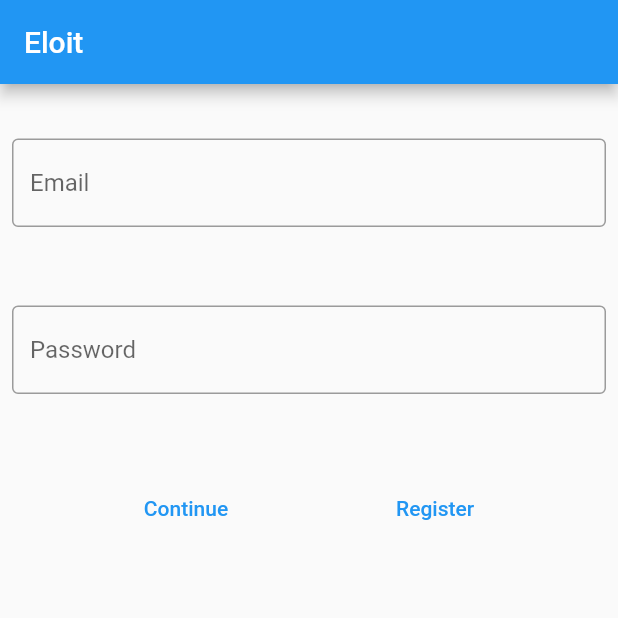
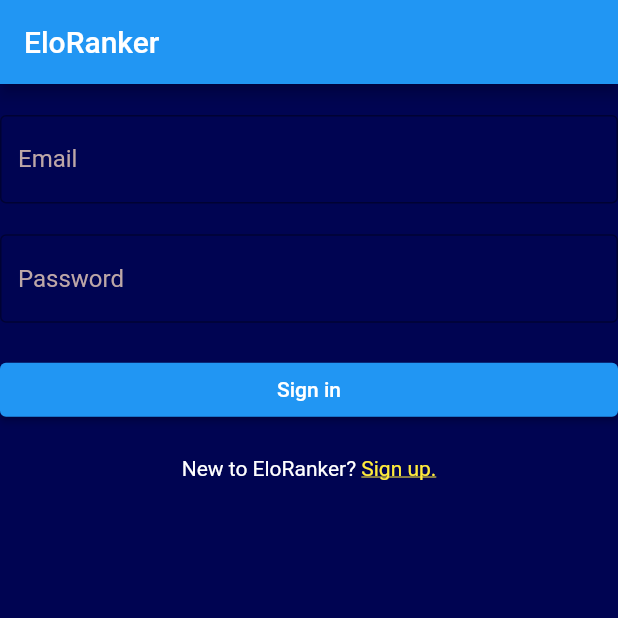
Before and after one commit to yale-swe/s22-eloit, a Flutter app: the screen it shows after launch, on a phone screen of 412 x 824 dp, the top half of it. Run offline on Flutter 3.47's test engine with Material 2 defaults, Android fonts, the phone set to English and light mode, and no system bars; our stand-ins replace firebase_auth, firebase_core; accounts and stored records are empty.

Commit message:
Organized the code and improved the UI for user auth and registration pages

```diff
--- /dev/null
+++ b/lib/screens/auth/auth_helper_widgets.dart
@@ -0,0 +1,186 @@
+import 'package:eloit/screens/home.dart';
+import 'package:eloit/services/auth.dart';
+import 'package:firebase_auth/firebase_auth.dart';
+import 'package:flutter/gestures.dart';
+import 'package:flutter/material.dart';
+
+
+// Some custom widgets to make this easier...
+// 0. First setup an abstract widget for all text form fields.
+class CustomFormField extends StatelessWidget {
+  const CustomFormField({
+    Key? key,
+    required this.controller,
+    required this.validator,
+    required this.hintText,
+    this.obscureText = false,
+  }) : super(key: key);
+
+  final String? Function(String?) validator;
+  final TextEditingController controller;
+  final String hintText;
+  final bool obscureText;
+
+  @override
+  Widget build(BuildContext context) {
+    return TextFormField(
+      style: const TextStyle(
+        color: COLOR_FLOATING_TEXT,
+      ),
+      validator: validator,
+      controller: controller,
+      obscureText: obscureText,
+      decoration: InputDecoration(
+        border: const OutlineInputBorder(
+          borderSide: BorderSide(
+            color: COLOR_CONTRAST_BACKGROUND,
+          ),
+        ),
+        hintStyle: const TextStyle(
+          color: Color.fromARGB(255, 189, 167, 167),
+        ),
+        hintText: hintText,
+      ),
+    );
+  }
+}
+// 1. Email Field
+class EmailField extends StatelessWidget {
+  const EmailField({ Key? key, required this.controller }) : super(key: key);
+  final TextEditingController controller;
+
+  @override
+  Widget build(BuildContext context) {
+    return CustomFormField(
+      controller: controller,
+      validator: inspectEmail,
+      hintText: 'Email',
+    );
+  }
+}
+// 2. Field for passord during signin
+class SignInPasswordField extends StatelessWidget {
+  const SignInPasswordField({ Key? key , required this.controller}) : super(key: key);
+  final TextEditingController controller;
+
+  @override
+  Widget build(BuildContext context) {
+    return CustomFormField(
+      validator: inspectSigninPassword,
+      controller: controller,
+      hintText: 'Password',
+      obscureText: true,
+    );
+  }
+}
+// 3. Field for password during registering
+class RegisterPasswordField extends StatelessWidget {
+  const RegisterPasswordField({ Key? key , required this.controller}) : super(key: key);
+  final TextEditingController controller;
+
+  @override
+  Widget build(BuildContext context) {
+    return CustomFormField(
+      validator: inspectRegisterPassword,
+      controller: controller,
+      obscureText: true,
+      hintText: 'Password',
+    );
+  }
+}
+// 5. Text field for password confirmation.
+class ConfirmPasswordField extends StatelessWidget {
+  const ConfirmPasswordField({
+    Key? key,
+    required this.passwordController,
+    required this.confirmationController,
+    }) : super(key: key);
+
+  final TextEditingController passwordController;
+  final TextEditingController confirmationController;
+
+  @override
+  Widget build(BuildContext context) {
+    return CustomFormField(
+      validator: (String? givenText) => givenText == passwordController.text
+                    ? null
+                    : 'Passwords do not match.',
+      controller: confirmationController,
+      obscureText: true,
+      hintText: 'Re-type password',
+      );
+  }
+}
+// 5. Padding between textfields and buttons
+class FormPaddingLayer extends StatelessWidget {
+  const FormPaddingLayer({ Key? key }) : super(key: key);
+  final paddingAspectRatio = 20;
+
+  @override
+  Widget build(BuildContext context) {
+    double paddingWidth = MediaQuery.of(context).size.width;
+    double paddingHeight = paddingWidth / paddingAspectRatio;
+    return SizedBox(
+      width: paddingWidth,
+      height: paddingHeight,
+    );
+  }
+}
+
+
+// Helper functions for authentication
+String? inspectEmail(String? formEmail) {
+  // First check that the email field is not empty
+  if (formEmail == null || formEmail.isEmpty) {
+    return 'I need an email address here.';
+  }
+
+  // Then check if the email looks valid
+  String pattern = r'^.{1,}@.{1,}\..{1,}$';
+  RegExp regEx = RegExp(pattern);
+  if (!regEx.hasMatch(formEmail)) {
+    return "Email doesn't look valid";
+  }
+
+  // The email looks valid. Return null
+  return null;
+}
+
+String? inspectSigninPassword(String? formPassword) {
+  // First check that the password field is not empty
+  if (formPassword == null || formPassword.isEmpty) {
+    return 'I need your password pls.';
+  }
+
+  // Then check if the given password has the right number of characters...
+  if (formPassword.length < 6){
+    return 'Password needs to be at least 6 characters.';
+  }
+  if (formPassword.length > 20) {
+    return 'Password length cannot exceed 20 characters';
+  }
+
+  return null;
+}
+
+String? inspectRegisterPassword(String? formPassword) {
+  // First check that the password field is not empty
+  if (formPassword == null || formPassword.isEmpty) {
+    return 'Pls insert a password';
+  }
+
+  // Define the requirements for a password.
+  String rPattern = '^.[0-9a-zA-Z@#\\\$%^&-+=()]{6,20}\$';
+  RegExp regex = RegExp(rPattern);
+
+  // If the
+  if (!regex.hasMatch(formPassword)) {
+    if (formPassword.length < 6 || formPassword.length > 20) {
+      return 'This must be between 6 and 20 characters long.';
+    }
+
+    return 'Only use alphabets, numbers or one of @#\\\$%^&)(-+=';
+  }
+
+  return null;
+}
--- a/lib/screens/auth/auth_widget.dart
+++ b/lib/screens/auth/auth_widget.dart
@@ -1,14 +1,26 @@
 import 'dart:math';
 
+import 'package:eloit/screens/auth/registration.dart';
 import 'package:eloit/services/auth.dart';
-import 'package:firebase_auth/firebase_auth.dart';
+
+import 'package:flutter/gestures.dart';
 import 'package:flutter/material.dart';
 
 import '../home.dart';
+import 'auth_helper_widgets.dart';
+
+
+// This defines the 2 initial authentication pages.
+enum AuthPage {
+  signInPage,
+  registerEmailPage,
+}
 
 
 class AuthBox extends StatefulWidget {
-  const AuthBox({ Key? key }) : super(key: key);
+  const AuthBox ({
+    Key? key,
+  }): super(key: key);
 
   @override
   State<AuthBox> createState() => _AuthBoxState();
@@ -18,6 +30,9 @@ class _AuthBoxState extends State<AuthBox> {
   var emailController = TextEditingController();
   var passwordController = TextEditingController();
 
+  // TODO: Only come to this widget if there is no user signed in.
+  var currentState = AuthPage.signInPage;
+
   // This is for form validation
   final GlobalKey<FormState> _key = GlobalKey<FormState>();
 
@@ -26,16 +41,31 @@ class _AuthBoxState extends State<AuthBox> {
 
     double width = MediaQuery.of(context).size.width;
     double height = MediaQuery.of(context).size.height;
-    double side = min(width, height);
 
-    // TODO: Use setState(() {}) to improve the authentication page.
+    // If you're on a wide screen, make the width short.
+    double scaleFactor = 1.5;
+    if (width > height) {
+      width = height / scaleFactor;
+    }
+
+    void toggleSigninSignup() => setState(() {
+      if (currentState == AuthPage.signInPage) {
+        currentState = AuthPage.registerEmailPage;
+      }
+      else if (currentState == AuthPage.registerEmailPage) {
+        currentState = AuthPage.signInPage;
+      }
+    });
+
+    switch(currentState) {
+      case AuthPage.signInPage:
+        // TODO: maybe place the common widgets outside
         return Scaffold(
+          backgroundColor: COLOR_BACKGROUND,
           appBar: AppBar(
-        title: const Text('Eloit')
+            title: const Text(APP_NAME)
           ),
-      body: SizedBox(
-        width: side,
-        height: side/1.2,
+          body: SingleChildScrollView(
             child: Form(
               // TODO: See what the line below would do
               // autovalidateMode: AutovalidateMode.onUserInteraction,
@@ -44,143 +74,131 @@ class _AuthBoxState extends State<AuthBox> {
                 mainAxisAlignment: MainAxisAlignment.spaceEvenly,
                 // crossAxisAlignment: CrossAxisAlignment.start,
                 children: <Widget>[
-              Padding(
-                padding: const EdgeInsets.symmetric(horizontal: 8, vertical: 16),
-                child: TextFormField(
-                  validator: inspectEmail,
-                  controller: emailController,
-                  decoration: const InputDecoration(
-                    border: OutlineInputBorder(),
-                    hintText: 'Email',
-                  ),
-                ),
-              ),
-              Padding (
-                padding: const EdgeInsets.symmetric(horizontal: 8, vertical: 16),
-                child: TextFormField(
-                  validator: inspectSigninPassword,
-                  controller: passwordController,
-                  obscureText: true,
-                  decoration: const InputDecoration(
-                    border: OutlineInputBorder(),
-                    hintText: 'Password',
-                  ),
-                ),
-              ),
-              Row (
-                mainAxisAlignment: MainAxisAlignment.spaceEvenly,
-                children: <Widget>[
-                  Padding(
-                    padding: EdgeInsets.symmetric(horizontal: 8, vertical: 16),
-                    child: TextButton(
+                  const FormPaddingLayer(),
+                  EmailField(controller: emailController),
+                  const FormPaddingLayer(),
+                  SignInPasswordField(controller: passwordController),
+                  const FormPaddingLayer(),
+                  SizedBox(
+                    width: width,
+                    child: ElevatedButton(
                       onPressed: () async {
                         if (_key.currentState!.validate()) {
                           bool readyToSignIn = await SignInFunc(
-                            emailController.text, passwordController.text
+                            emailController.text.trim(),
+                            passwordController.text.trim()
                           );
                           if (readyToSignIn) {
                             // REDIRECT to home
-                            Navigator.push(
+                            Navigator.pushReplacement(
                               context,
                               MaterialPageRoute(
                                 builder: (context) => Home())
                             );
                           }
                           else {
-                            // STAY here
+                            // TODO: Show this message on the app
                             print('Login failed!');
                           }
                         }
                       },
-                      child: Text('Continue'),
-                    )
+                      child: Text('Sign in'),
                     ),
-                  Padding(
-                    padding: EdgeInsets.symmetric(horizontal: 8, vertical: 16),
-                    child: TextButton(
+                  ),
+                  const FormPaddingLayer(),
+                  RichText(
+                    text: TextSpan(
+                      style: const TextStyle(
+                        color: COLOR_FLOATING_TEXT,
+                      ),
+                      text: 'New to $APP_NAME? ',
+                      children: [
+                        TextSpan(
+                          recognizer: TapGestureRecognizer()
+                              ..onTap = toggleSigninSignup,
+                          text: 'Sign up.',
+                          style: const TextStyle (
+                            decoration: TextDecoration.underline,
+                            color: COLOR_FLOATING_LINK_TEXT,
+                          ),
+                        ),
+                      ]
+                    ),
+                  ),
+
+                ],
+              ),
+            ),
+          ),
+        );
+
+      case AuthPage.registerEmailPage:
+        return Scaffold(
+          backgroundColor: COLOR_BACKGROUND,
+          appBar: AppBar(
+            title: const Text(APP_NAME)
+          ),
+          body: SingleChildScrollView(
+            child: SizedBox(
+              child: Form(
+                // TODO: See what the line below would do
+                // autovalidateMode: AutovalidateMode.onUserInteraction,
+                key: _key,
+                child: Column(
+                  mainAxisAlignment: MainAxisAlignment.spaceEvenly,
+                  // crossAxisAlignment: CrossAxisAlignment.start,
+                  children: <Widget>[
+                    const FormPaddingLayer(),
+                    EmailField(controller: emailController),
+                    const FormPaddingLayer(),
+                    SizedBox(
+                      width: width,
+                      child: ElevatedButton(
                         onPressed: () async {
-                        bool registerAndLogIn = await RegisterFunc(
-                          emailController.text, passwordController.text
-                        );
-                        if (registerAndLogIn) {
-                          // Redirect to home
-                          Navigator.push(
+                          if (_key.currentState!.validate()) {
+                            // TODO: Send a request to check if the email exists.
+                            // TODO: Send some verification code to that email,
+                            // TODO: Set up page for receiving verification code.
+                            Navigator.push (
                               context,
                               MaterialPageRoute(
-                              builder: (context) => Home())
+                                builder: (context) => RegistrationBox(
+                                  email: emailController.text.trim(),
+                                ),
+                              ),
                             );
                           }
-                        else {
-                          // Stay here
-                          print('Registration failed!');
-                        }
                         },
-                      child: Text('Register'),
+                        child: const Text('Continue'),
                       ),
                     ),
-                ],
+                    const FormPaddingLayer(),
+                    RichText(
+                      text: TextSpan(
+                        style: const TextStyle(
+                          color: COLOR_FLOATING_TEXT,
+                        ),
+                        text: 'Already have an account? ',
+                        children: [
+                          TextSpan(
+                            recognizer: TapGestureRecognizer()
+                                ..onTap = toggleSigninSignup,
+                            text: 'Log in.',
+                            style: const TextStyle (
+                              decoration: TextDecoration.underline,
+                              color: COLOR_FLOATING_LINK_TEXT,
+                            ),
+                          ),
+                        ]
+                      ),
                     ),
                   ],
                 ),
               ),
             ),
+          ),
         );
+
     }
   }
-
-
-String? inspectEmail(String? formEmail) {
-  // First check that the email field is not empty
-  if (formEmail == null || formEmail.isEmpty) {
-    return 'I need an email address here.';
 }
-
-  // Then check if the email looks valid
-  String pattern = r'^.{1,}@.{1,}\..{1,}$';
-  RegExp regEx = RegExp(pattern);
-  if (!regEx.hasMatch(formEmail)) {
-    return "Email doesn't look valid";
-  }
-
-  // The email looks valid. Return null
-  return null;
-}
-
-String? inspectSigninPassword(String? formPassword) {
-  // First check that the password field is not empty
-  if (formPassword == null || formPassword.isEmpty) {
-    return 'I need your password pls.';
-  }
-
-  // Then check if the given password has the right number of characters...
-  if (formPassword.length < 6){
-    return 'Password needs to be at least 6 characters.';
-  }
-  if (formPassword.length > 20) {
-    return 'Password length cannot exceed 20 characters';
-  }
-
-  return null;
-}
-
-String? inspectRegisterPassword(String? formPassword) {
-  // First check that the password field is not empty
-  if (formPassword == null || formPassword.isEmpty) {
-    return 'Pls insert a password';
-  }
-
-  // Define the requirements for a password.
-  String rPattern = '^.[0-9a-zA-Z@#\\\$%^&-+=()]{6,20}\$';
-  RegExp regex = RegExp(rPattern);
-
-  // If the
-  if (!regex.hasMatch(formPassword)) {
-    if (formPassword.length < 6 || formPassword.length > 20) {
-      return 'This must be between 6 and 20 characters long.';
-    }
-
-    return 'Only use alphabets, numbers or one of @#\\\$%^&)(-+=';
-  }
-
-  return null;
-}
--- a/lib/screens/home.dart
+++ b/lib/screens/home.dart
@@ -1,6 +1,16 @@
 import 'package:eloit/screens/auth/auth_widget.dart';
 import 'package:firebase_auth/firebase_auth.dart';
 import 'package:flutter/material.dart';
+
+
+const String APP_NAME = 'EloRanker';
+
+const Color COLOR_BACKGROUND = Color(0xFF000452);
+const Color COLOR_OBJECTS = Color(0xFF00FF04);
+const Color COLOR_CONTRAST_BACKGROUND = Colors.white;
+const Color COLOR_FLOATING_TEXT = Colors.white;
+const Color COLOR_CONFINED_TEXT = Colors.black;
+const Color COLOR_FLOATING_LINK_TEXT = Colors.yellow;
 
 class Home extends StatefulWidget {
   const Home({ Key? key }) : super(key: key);
@@ -13,15 +23,16 @@ class _HomeState extends State<Home> {
   @override
   Widget build(BuildContext context) {
     return Scaffold(
+      backgroundColor: COLOR_BACKGROUND,
       appBar: AppBar(
-        title: const Text('Eloit. Logged in'),
+        title: const Text('$APP_NAME. Logged in'),
       ),
       body: ElevatedButton (
         child: Text('Log out'),
         onPressed: () async {
           await FirebaseAuth.instance.signOut();
           // Now navigate to the auth page.
-          Navigator.push(
+          Navigator.pushReplacement(
             context,
             MaterialPageRoute(
               builder: (context) => AuthBox(),
```
Also changed, not shown: lib/screens/auth/registration.dart (added, +113 -0 lines). Lines whose indentation alone changed are shown as unchanged.
